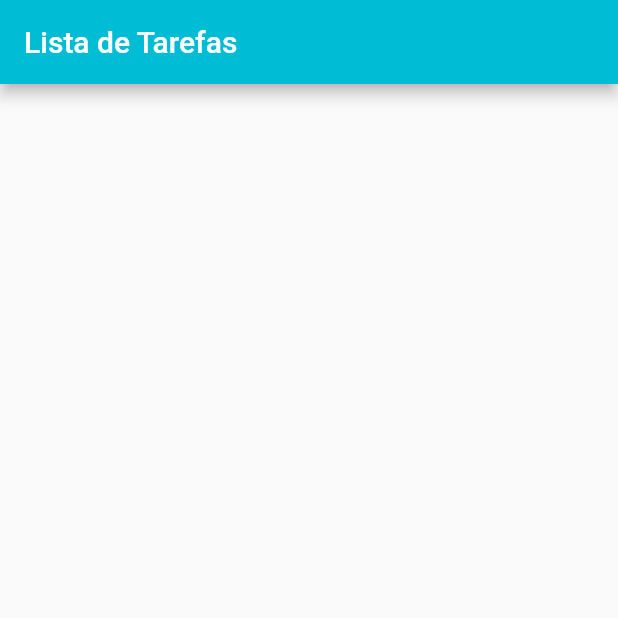
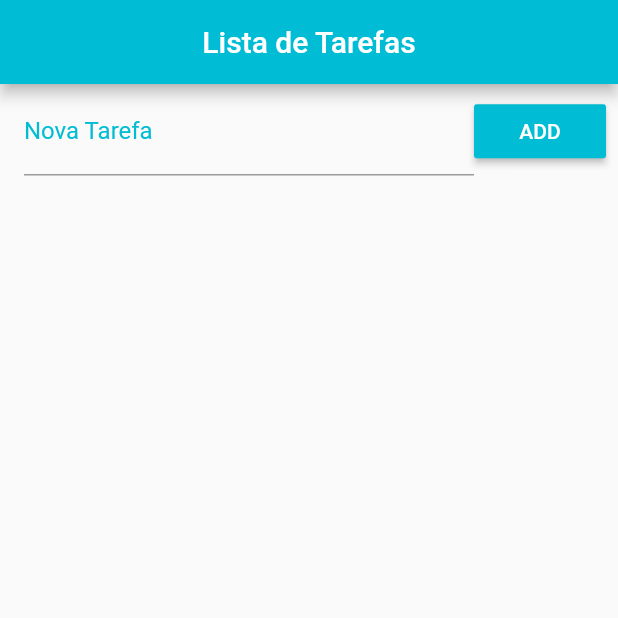
Before and after one commit to MayronSouza/lista_tarefas, a Flutter app: the screen it shows after launch, on a phone screen of 412 x 824 dp, the top half of it. Run offline on Flutter 3.47's test engine with Material 2 defaults, Android fonts, the phone set to English and light mode, and no system bars.

Commit message:
Inserindo campo de texto e botao no layout do App

```diff
--- a/lib/main.dart
+++ b/lib/main.dart
@@ -1,9 +1,14 @@
+import 'dart:async';
+import 'dart:convert';
+import 'dart:io';
 import 'package:flutter/material.dart';
+import 'package:path_provider/path_provider.dart';
 
 void main() {
   runApp(MaterialApp(
     title: 'Lista de Tarefas',
     home: Home(),
+    debugShowCheckedModeBanner: false,
   ));
 }
 
@@ -13,13 +18,66 @@ class Home extends StatefulWidget {
 }
 
 class _HomeState extends State<Home> {
+  List _todoList = [];
+
   @override
   Widget build(BuildContext context) {
     return Scaffold(
       appBar: AppBar(
         title: Text('Lista de Tarefas'),
         backgroundColor: Colors.cyan[500],
+        centerTitle: true,
+      ),
+      body: Column(
+        children: <Widget>[
+          Container(
+            padding: EdgeInsetsDirectional.fromSTEB(16.0, 2.0, 8.0, 2.0),
+            child: Row(
+              children: <Widget>[
+                Expanded(
+                  child: TextField(
+                    decoration: InputDecoration(
+                      labelText: 'Nova Tarefa',
+                      labelStyle: TextStyle(color: Colors.cyan),
+                    ),
+                  ),
+                ),
+                RaisedButton(
+                  onPressed: () {},
+                  color: Colors.cyan,
+                  child: Text('ADD'),
+                  textColor: Colors.white,
+                )
+              ],
+            ),
+          ),
+        ],
       ),
     );
   }
+
+  // Função que busca o arquivo
+  Future<File> _getFile() async {
+    final directory = await getApplicationDocumentsDirectory();
+    return File('${directory.path}/data.json');
+  }
+
+  // Função que salva no arquivo
+  Future<File> _saveData() async {
+    String data = json.encode(_todoList);
+    final file = await _getFile();
+
+    return file.writeAsString(data);
+  }
+
+  // Função que lê o arquivo
+  Future<String> _readData() async {
+    try {
+      final file = await _getFile();
+
+      file.readAsString();
+    } catch (e) {
+      return 'Error: $e';
+    }
+  }
 }
--- a/pubspec.yaml
+++ b/pubspec.yaml
@@ -28,6 +28,8 @@ dependencies:
   # The following adds the Cupertino Icons font to your application.
   # Use with the CupertinoIcons class for iOS style icons.
   cupertino_icons: ^1.0.0
+
+  path_provider: ^1.1.0
 
 dev_dependencies:
   flutter_test:
```
Also changed, not shown: pubspec.lock.
